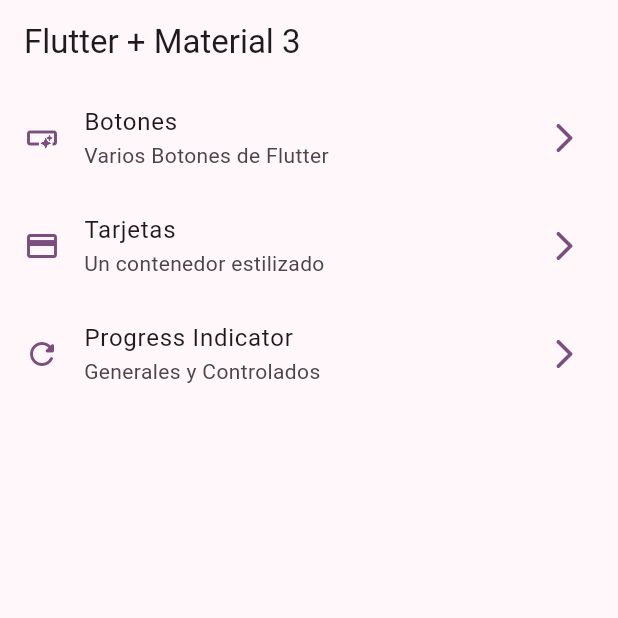
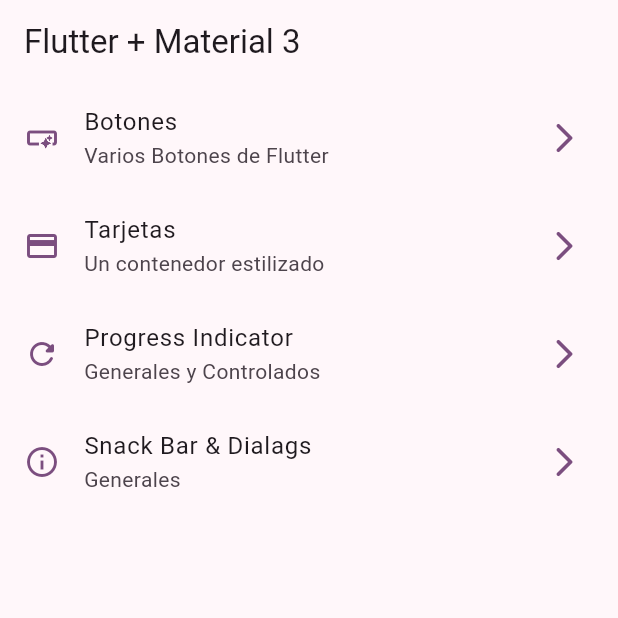
Before and after one commit to DeftoLabs/flutter-widgets, a Flutter app: the screen it shows after launch, on a phone screen of 412 x 824 dp, the top half of it. Run offline on Flutter 3.47's test engine with Material 3 defaults, Android fonts, the phone set to English and light mode, and no system bars; our stand-ins replace go_router.

Commit message:
SanckBar Update

```diff
--- a/lib/config/menu/menu_items.dart
+++ b/lib/config/menu/menu_items.dart
@@ -34,4 +34,11 @@ class MenuItem {
         link:'/progress',
         icon: Icons.refresh_rounded,
         ),
+
+        MenuItem(
+        title: 'Snack Bar & Dialags',
+        subTitle: 'Generales',
+        link:'/snacksbars',
+        icon: Icons.info_outline,
+        ),
     ];
--- a/lib/config/router/app_router.dart
+++ b/lib/config/router/app_router.dart
@@ -33,6 +33,13 @@ final appRouter = GoRouter(
             return const ProgressScreen();
           },
         ),
+          GoRoute(
+          path: '/snacksbars',
+          name: SnackbarScreen.name,
+          builder: (context,state) {
+            return const SnackbarScreen();
+          },
+        ),
       ],
 
     );
--- a/lib/main.dart
+++ b/lib/main.dart
@@ -15,6 +15,7 @@ class MainApp extends StatelessWidget {
   @override
   Widget build(BuildContext context) {
     return MaterialApp.router(
+      title: 'Flutter Widget',
       routerConfig: appRouter,
       debugShowCheckedModeBanner: false,
       theme: AppTheme(
--- a/lib/presentation/screen/cards/cards_screen.dart
+++ b/lib/presentation/screen/cards/cards_screen.dart
@@ -63,7 +63,7 @@ class _CardType1 extends StatelessWidget {
   Widget build(BuildContext context) {
     return Card(
       elevation: elevation,
-      child: Padding(padding: EdgeInsets.fromLTRB(10, 5, 10, 10),
+      child: Padding(padding: const EdgeInsets.fromLTRB(10, 5, 10, 10),
       child: Column(
         children: [
           Align(
@@ -106,7 +106,7 @@ class _CardType2 extends StatelessWidget {
         )
       ),
       elevation: elevation,
-      child: Padding(padding: EdgeInsets.fromLTRB(10, 5, 10, 10),
+      child: Padding(padding: const EdgeInsets.fromLTRB(10, 5, 10, 10),
       child: Column(
         children: [
           Align(
```
Also changed, not shown: lib/presentation/screen/snakbar/snack_screen.dart (+66 -1 lines).
